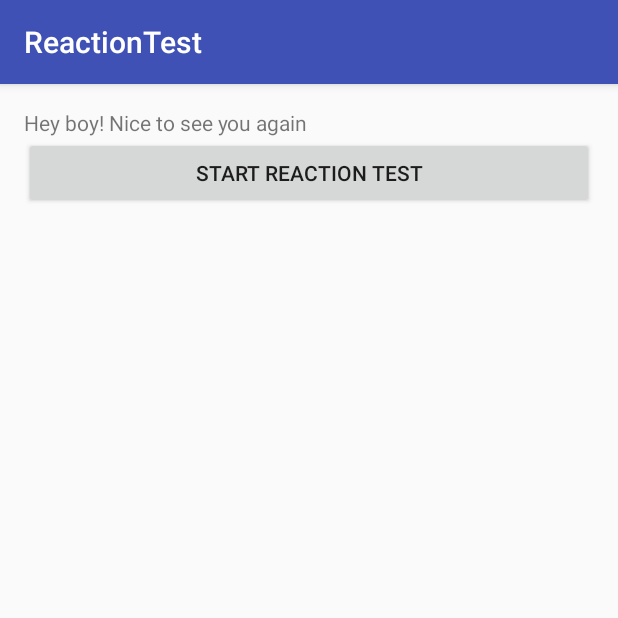
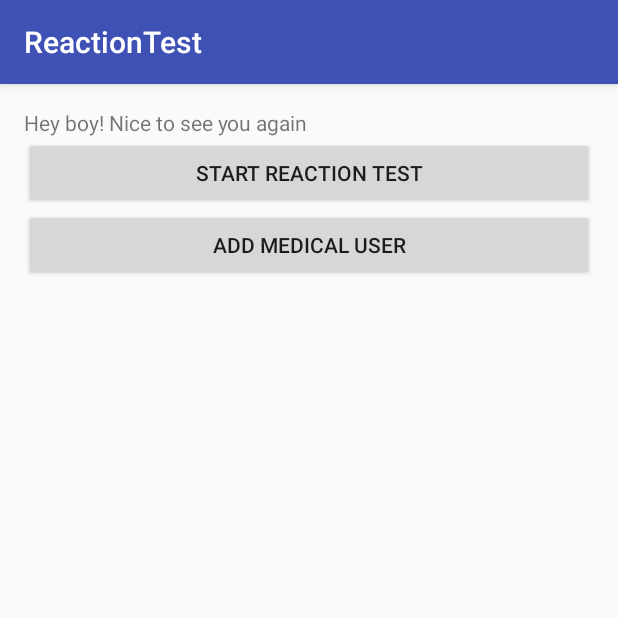
Before and after one commit to lidox/reaction-test, an Android app: the screen it shows after launch (UserManagement), on a phone screen of 412 x 824 dp, the top half of it. Run offline under Robolectric (Android 15) with nearby library versions, the phone set to English and light mode, and no system bars; 2 statements that could not run were skipped.

Commit message:
add basic medical user view

```diff
--- a/ReactionTest/app/src/main/AndroidManifest.xml
+++ b/ReactionTest/app/src/main/AndroidManifest.xml
@@ -15,7 +15,8 @@
                 <category android:name="android.intent.category.LAUNCHER" />
             </intent-filter>
         </activity>
-        <activity android:name=".view.games.GoGameView"></activity>
+        <activity android:name=".view.games.GoGameView" />
+        <activity android:name=".view.user.AddMedicalUser"></activity>
     </application>
 
 </manifest>
--- a/ReactionTest/app/src/main/java/com/artursworld/reactiontest/view/UserManagement.java
+++ b/ReactionTest/app/src/main/java/com/artursworld/reactiontest/view/UserManagement.java
@@ -9,6 +9,7 @@ import com.artursworld.reactiontest.R;
 import com.artursworld.reactiontest.model.persistence.manager.MedicalUserManager;
 import com.artursworld.reactiontest.controller.util.UtilsRG;
 import com.artursworld.reactiontest.view.games.GoGameView;
+import com.artursworld.reactiontest.view.user.AddMedicalUser;
 
 public class UserManagement extends AppCompatActivity {
 
@@ -43,4 +44,9 @@ public class UserManagement extends AppCompatActivity {
         intent.putExtra(EXTRA_MESSAGE, message);
         startActivity(intent);
     }
+
+    public void startCreateMedicalUser(View view){
+        Intent intent = new Intent(this, AddMedicalUser.class);
+        startActivity(intent);
+    }
 }
--- a/ReactionTest/app/src/main/res/layout/activity_user_management.xml
+++ b/ReactionTest/app/src/main/res/layout/activity_user_management.xml
@@ -16,10 +16,19 @@
         android:text="@string/wellcome" />
 
     <Button
+        android:id="@+id/startGameBtn"
         android:layout_width="match_parent"
         android:layout_height="wrap_content"
         android:layout_below="@id/wellcometext"
         android:layout_alignParentRight="true"
         android:text="@string/start_reaction_test"
         android:onClick="startGame"/>
+
+    <Button
+        android:layout_width="match_parent"
+        android:layout_height="wrap_content"
+        android:layout_below="@id/startGameBtn"
+        android:layout_alignParentRight="true"
+        android:text="@string/add_medical_user"
+        android:onClick="startCreateMedicalUser"/>
 </RelativeLayout>
--- a/ReactionTest/app/src/main/res/values/strings.xml
+++ b/ReactionTest/app/src/main/res/values/strings.xml
@@ -5,4 +5,5 @@
     <string name="go_game">Go Game</string>
     <string name="click">click</string>
     <string name="attention">attention</string>
+    <string name="add_medical_user">Add Medical User</string>
 </resources>
```
Also changed, not shown: ReactionTest/app/src/main/java/com/artursworld/reactiontest/view/user/AddMedicalUser.java (added, +15 -0 lines), ReactionTest/app/src/main/res/layout/activity_add_medical_user.xml (added, +12 -0 lines).
